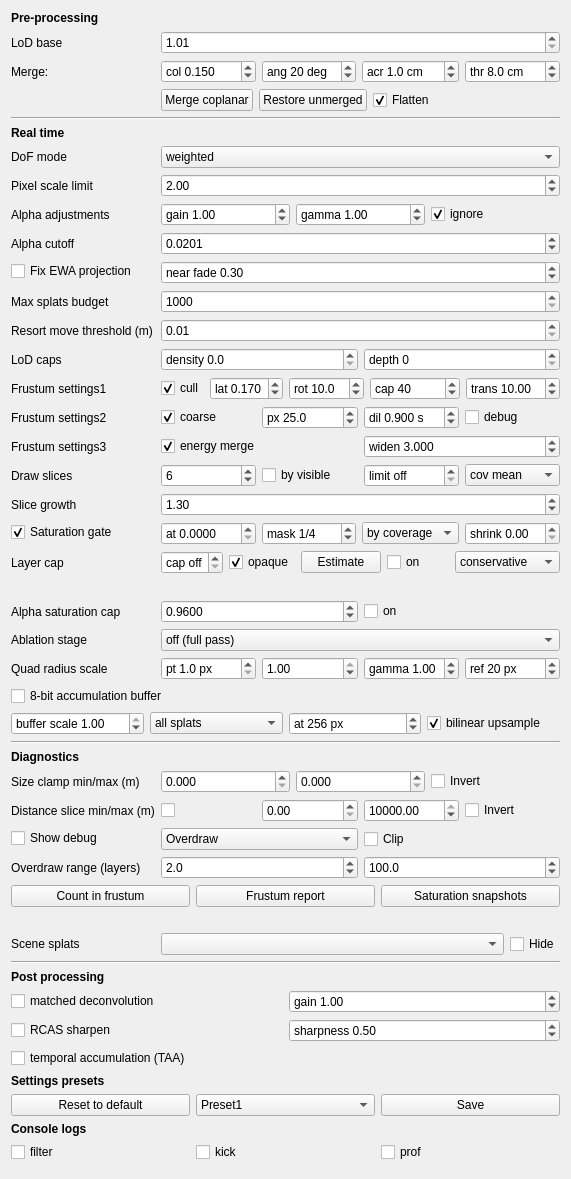
Old version of the form gui_client/GaussianSplatSettingsWidget.ui in the repository russiaman/substrata_robo.
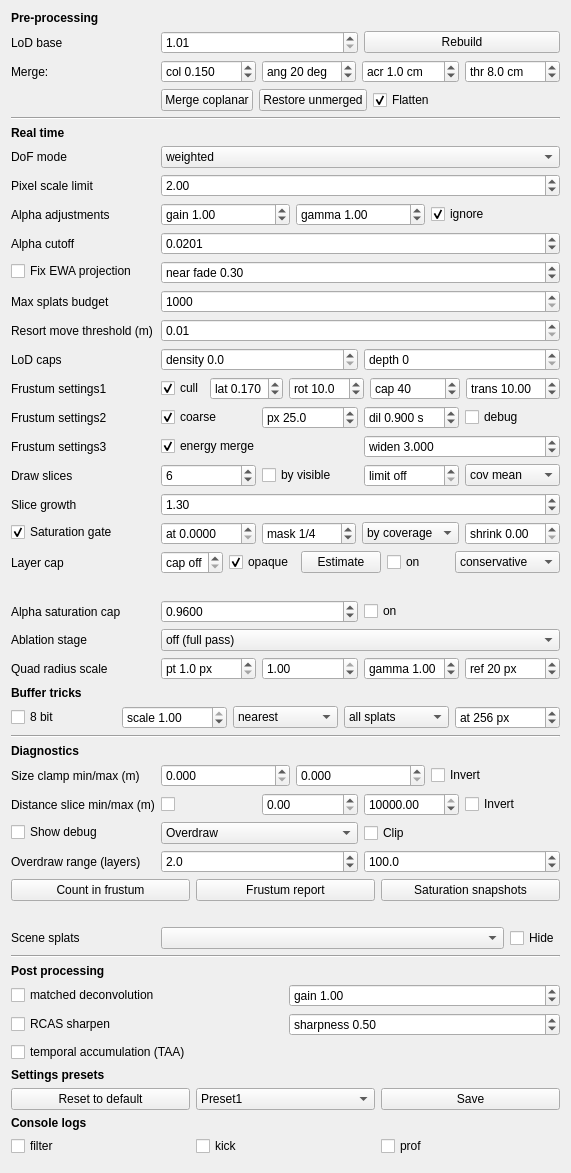
New version of the form.

Commit message: Splat UI: Buffer tricks row, Rebuild LoDs button

The edit to the form file:
```diff
--- a/gui_client/GaussianSplatSettingsWidget.ui
+++ b/gui_client/GaussianSplatSettingsWidget.ui
@@ -38,6 +38,21 @@
     </widget>
    </item>
    <item row="1" column="1">
+    <widget class="QWidget" name="lodBaseWidget" native="true">
+     <layout class="QHBoxLayout" name="lodBaseHorizontalLayout">
+      <property name="leftMargin">
+       <number>0</number>
+      </property>
+      <property name="topMargin">
+       <number>0</number>
+      </property>
+      <property name="rightMargin">
+       <number>0</number>
+      </property>
+      <property name="bottomMargin">
+       <number>0</number>
+      </property>
+      <item>
     <widget class="QDoubleSpinBox" name="lodBaseDoubleSpinBox">
      <property name="toolTip">
       <string>Voxel-grid growth factor between tree levels, used when a splat object's LoD tree is built (requires reloading/re-adding the splat object to take effect - doesn't affect already-built trees).</string>
@@ -56,6 +71,19 @@
      </property>
     </widget>
    </item>
+      <item>
+       <widget class="QPushButton" name="rebuildLodsPushButton">
+        <property name="text">
+         <string>Rebuild</string>
+        </property>
+        <property name="toolTip">
+         <string>SESSION073: re-builds every registered splat object's LoD tree in place at the LoD base above, without reloading/re-adding the object or restarting the client. Synchronous - seconds of work on a multi-million-splat scene, same cost class as "Merge coplanar" below. Does not touch or undo a coplanar merge; only the tree.</string>
+        </property>
+       </widget>
+      </item>
+     </layout>
+    </widget>
+   </item>
    <item row="2" column="0">
     <widget class="QLabel" name="mergeLabel">
      <property name="text">
@@ -1564,21 +1592,34 @@
     </widget>
    </item>
    <item row="25" column="0" colspan="2">
+    <widget class="QLabel" name="bufferTricksSectionLabel">
+     <property name="text">
+      <string>Buffer tricks</string>
+     </property>
+     <property name="styleSheet">
+      <string notr="true">font-weight: bold;</string>
+     </property>
+     <property name="toolTip">
+      <string>SESSION073: grouped the accumulation-buffer knobs (previously split across two rows) with the area-slice diagnostic that shares the same buffer - all of it is about what goes into, and how it comes back out of, the splat pass's own accumulation buffer.</string>
+     </property>
+    </widget>
+   </item>
+   <item row="26" column="0" colspan="2">
+    <layout class="QHBoxLayout" name="bufferTricksHorizontalLayout">
+     <item>
     <widget class="QCheckBox" name="accumBuffer8BitCheckBox">
      <property name="text">
-      <string>8-bit accumulation buffer</string>
+        <string>8 bit</string>
      </property>
      <property name="toolTip">
       <string>Blends the splats into an RGBA8 buffer instead of the default RGBA16F, halving the bytes each fragment writes. The splat pass is mostly bound by blend bandwidth, so this is worth about a third of it. The cost is precision: hundreds of blends accumulate per pixel and the resolve then divides the accumulated colour by the accumulated coverage, so quantisation is amplified where coverage is low - cloud silhouettes and thin sparse regions, not the dense areas. It also weakens the saturation gate, whose saving is the blending it avoids. Rebuilds the accumulation framebuffer when toggled.</string>
      </property>
     </widget>
    </item>
-   <item row="26" column="0" colspan="2">
-    <layout class="QHBoxLayout" name="accumBufferScaleLayout">
      <item>
       <widget class="QDoubleSpinBox" name="accumBufferScaleDoubleSpinBox">
        <property name="prefix">
-        <string>buffer scale </string>
+        <string>scale </string>
        </property>
        <property name="decimals">
         <number>2</number>
@@ -1600,6 +1641,23 @@
        </property>
       </widget>
      </item>
+     <item>
+      <widget class="QComboBox" name="accumUpsampleModeComboBox">
+       <property name="toolTip">
+        <string>SESSION073: how the resolve reads a downscaled accumulation buffer back up to the frame - see each item's own tooltip. Ignored at scale 1, where the buffer is indexed one-to-one.</string>
+       </property>
+       <item>
+        <property name="text">
+         <string>nearest</string>
+        </property>
+       </item>
+       <item>
+        <property name="text">
+         <string>bilinear</string>
+        </property>
+       </item>
+      </widget>
+     </item>
      <item>
       <widget class="QComboBox" name="areaSliceModeComboBox">
        <property name="toolTip">
@@ -1650,19 +1708,6 @@
        </property>
       </widget>
      </item>
-     <item>
-      <widget class="QCheckBox" name="accumUpsampleBilinearCheckBox">
-       <property name="text">
-        <string>bilinear upsample</string>
-       </property>
-       <property name="checked">
-        <bool>true</bool>
-       </property>
-       <property name="toolTip">
-        <string>How the resolve reads a downscaled accumulation buffer back up to the frame. Bilinear is what makes the downscale usable: a splat is a Gaussian, so its screen footprint is band-limited by construction, and a smooth reconstruction of it loses far less than the same downscale would on ordinary geometry. Unchecking gives nearest, i.e. visibly blocky - kept as a diagnostic, since seeing the blocks is how one confirms the buffer really is smaller, and it is the honest baseline the bilinear cost is compared against. Ignored at buffer scale 1, where the buffer is indexed one-to-one.</string>
-       </property>
-      </widget>
-     </item>
     </layout>
    </item>
    <item row="27" column="0" colspan="2">
```
Left out of the diff: 4 changed lines with no effect on the pictures. Lines whose indentation alone changed are shown as unchanged. The commit also changes 4 other files.
